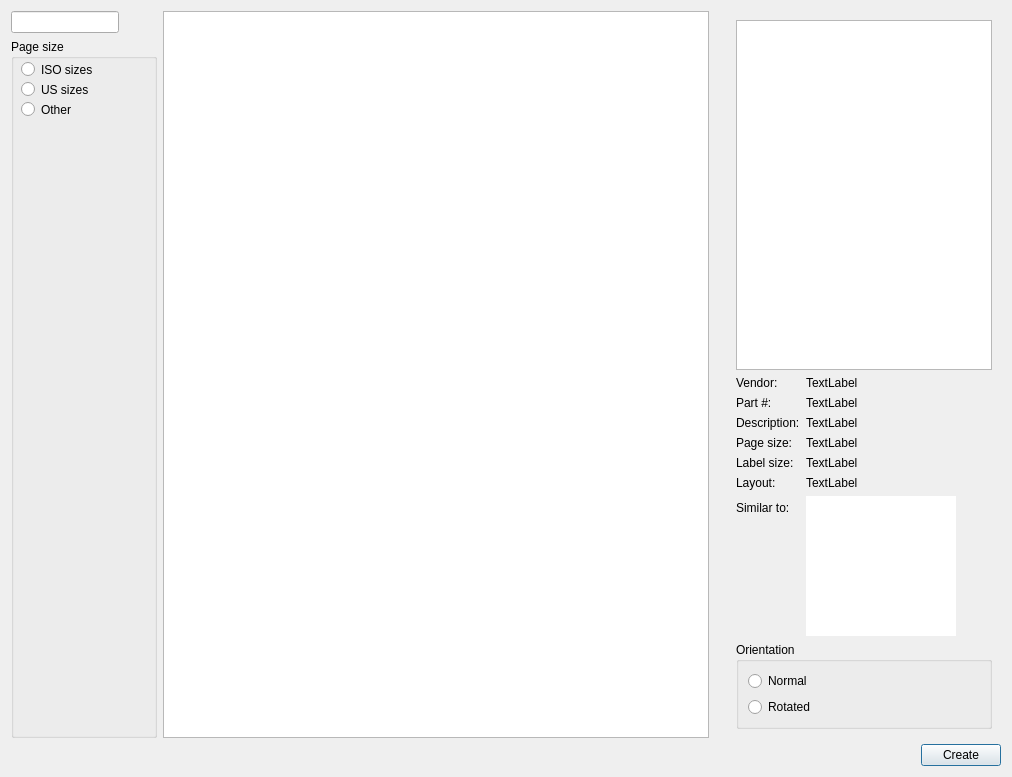
The window that app/ui/NewLabelDialog.ui (jimevins/glabels-qt) describes before a commit, drawn with Qt 5.
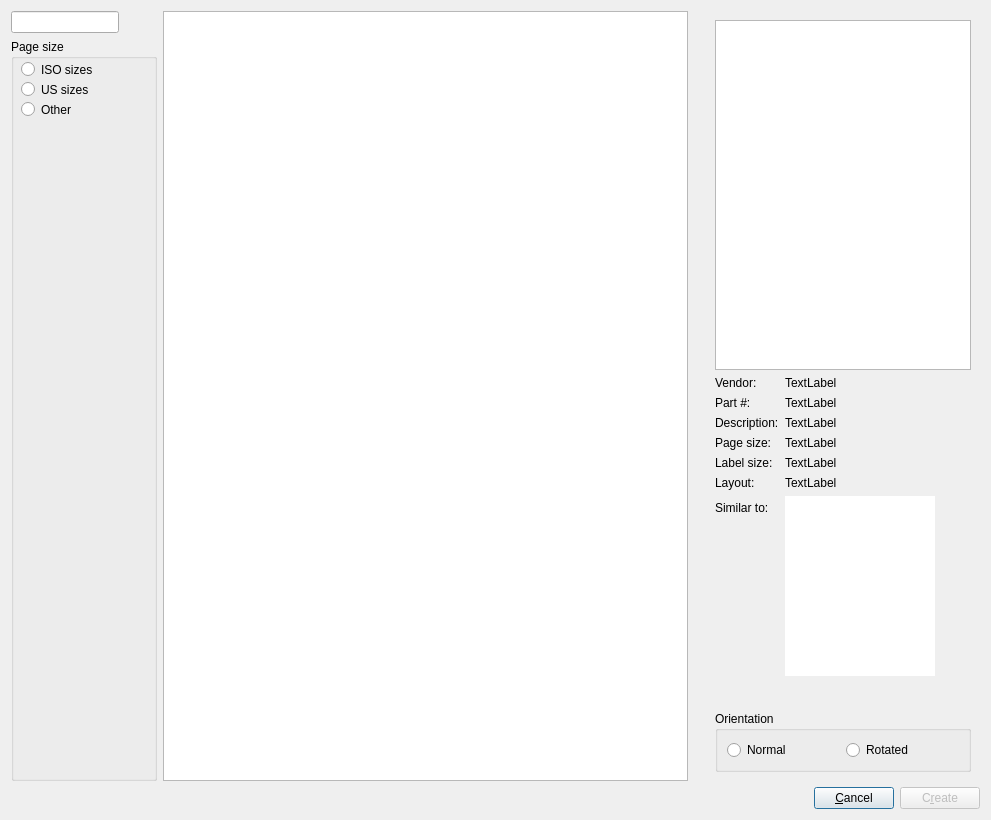
The same window after the commit. Custom widgets are drawn as their Qt base class.

Commit message: Added cancel and create button handler slots.

The edit to the form file:
```diff
--- a/app/ui/NewLabelDialog.ui
+++ b/app/ui/NewLabelDialog.ui
@@ -6,8 +6,8 @@
    <rect>
     <x>0</x>
     <y>0</y>
-    <width>1012</width>
-    <height>777</height>
+    <width>991</width>
+    <height>820</height>
    </rect>
   </property>
   <property name="windowTitle">
@@ -205,6 +205,9 @@
              </item>
              <item>
               <layout class="QFormLayout" name="formLayout">
+               <property name="fieldGrowthPolicy">
+                <enum>QFormLayout::AllNonFixedFieldsGrow</enum>
+               </property>
                <item row="0" column="0">
                 <widget class="QLabel" name="label">
                  <property name="text">
@@ -329,10 +332,23 @@
                </item>
               </layout>
              </item>
+             <item>
+              <spacer name="verticalSpacer">
+               <property name="orientation">
+                <enum>Qt::Vertical</enum>
+               </property>
+               <property name="sizeHint" stdset="0">
+                <size>
+                 <width>20</width>
+                 <height>40</height>
+                </size>
+               </property>
+              </spacer>
+             </item>
              <item>
               <widget class="QGroupBox" name="orientationGroupBox">
                <property name="sizePolicy">
-                <sizepolicy hsizetype="Preferred" vsizetype="Expanding">
+                <sizepolicy hsizetype="Preferred" vsizetype="Maximum">
                  <horstretch>0</horstretch>
                  <verstretch>0</verstretch>
                 </sizepolicy>
@@ -340,12 +356,9 @@
                <property name="title">
                 <string>Orientation</string>
                </property>
-               <layout class="QHBoxLayout" name="horizontalLayout_3">
-                <property name="leftMargin">
-                 <number>9</number>
-                </property>
+               <layout class="QVBoxLayout" name="verticalLayout">
                 <item>
-                 <layout class="QVBoxLayout" name="verticalLayout">
+                 <layout class="QHBoxLayout" name="horizontalLayout_3">
                   <item>
                    <widget class="QRadioButton" name="orientationNormalRadio">
                     <property name="sizePolicy">
@@ -372,19 +385,6 @@
                     </property>
                    </widget>
                   </item>
-                  <item>
-                   <spacer name="verticalSpacer">
-                    <property name="orientation">
-                     <enum>Qt::Vertical</enum>
-                    </property>
-                    <property name="sizeHint" stdset="0">
-                     <size>
-                      <width>20</width>
-                      <height>40</height>
-                     </size>
-                    </property>
-                   </spacer>
-                  </item>
                  </layout>
                 </item>
                </layout>
@@ -413,10 +413,20 @@
          </property>
         </spacer>
        </item>
+       <item>
+        <widget class="QPushButton" name="cancelButton">
+         <property name="text">
+          <string>&amp;Cancel</string>
+         </property>
+        </widget>
+       </item>
        <item>
         <widget class="QPushButton" name="createButton">
+         <property name="enabled">
+          <bool>false</bool>
+         </property>
          <property name="text">
-          <string>Create</string>
+          <string>C&amp;reate</string>
          </property>
         </widget>
        </item>
```
Left out of the diff: 3 changed lines with no effect on the pictures. The commit also changes 4 other files.
